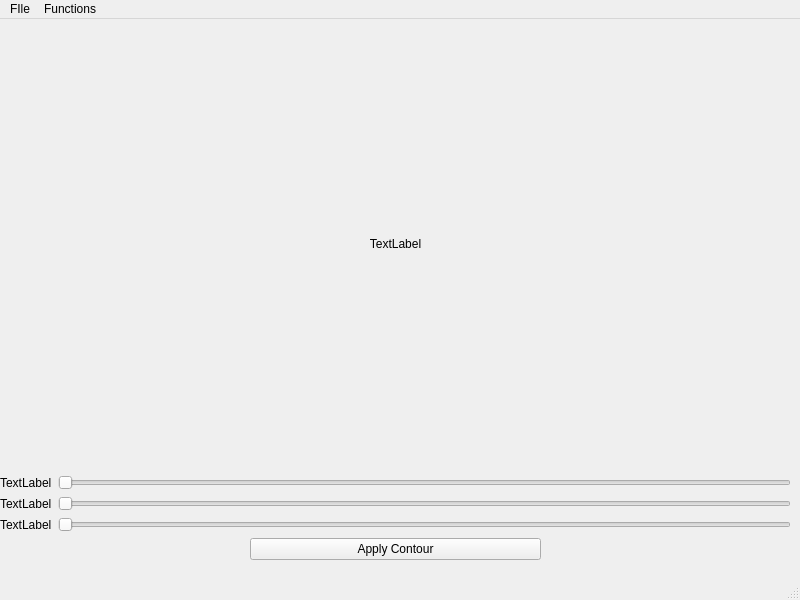
This is design.ui in Iwillfinduo/CvProject as Qt 5 draws it before an edit. The edited form follows.
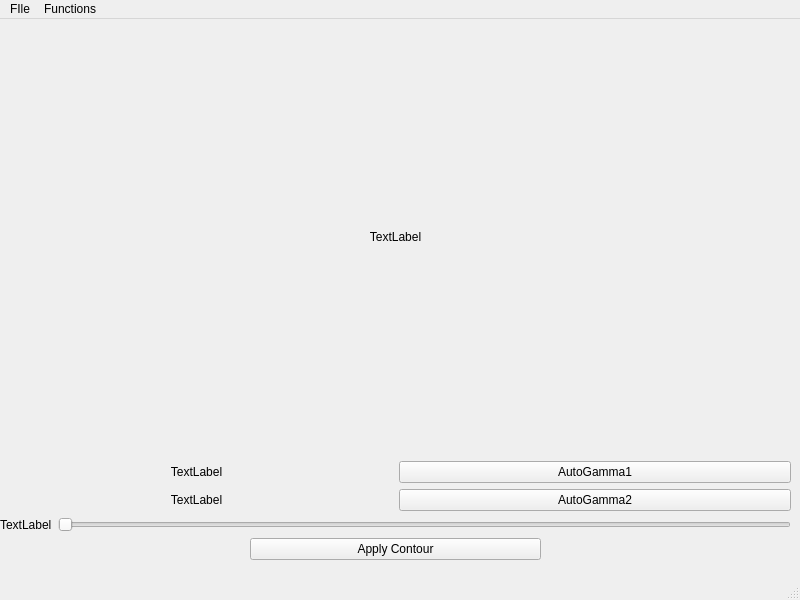
This is the edited form.

Commit message: added auto gamma modes

```diff
--- a/design.ui
+++ b/design.ui
@@ -41,12 +41,18 @@
          <property name="text">
           <string>TextLabel</string>
          </property>
+         <property name="alignment">
+          <set>Qt::AlignmentFlag::AlignCenter</set>
+         </property>
         </widget>
        </item>
        <item>
-        <widget class="QSlider" name="horizontalSlider">
-         <property name="orientation">
-          <enum>Qt::Orientation::Horizontal</enum>
+        <widget class="QPushButton" name="pushButton">
+         <property name="text">
+          <string>AutoGamma1</string>
+         </property>
+         <property name="checkable">
+          <bool>true</bool>
          </property>
         </widget>
        </item>
@@ -59,12 +65,18 @@
          <property name="text">
           <string>TextLabel</string>
          </property>
+         <property name="alignment">
+          <set>Qt::AlignmentFlag::AlignCenter</set>
+         </property>
         </widget>
        </item>
        <item>
-        <widget class="QSlider" name="horizontalSlider_2">
-         <property name="orientation">
-          <enum>Qt::Orientation::Horizontal</enum>
+        <widget class="QPushButton" name="pushButton_2">
+         <property name="text">
+          <string>AutoGamma2</string>
+         </property>
+         <property name="checkable">
+          <bool>true</bool>
          </property>
         </widget>
        </item>
```
The commit also changes 3 other files.
